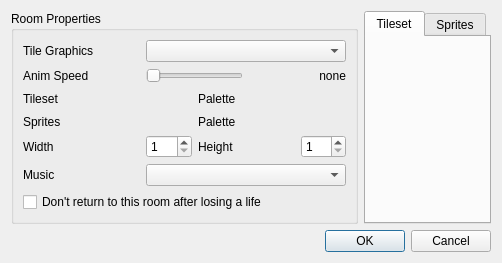
Qt form src/propertieswindow.ui (devinacker/kale) before a commit.
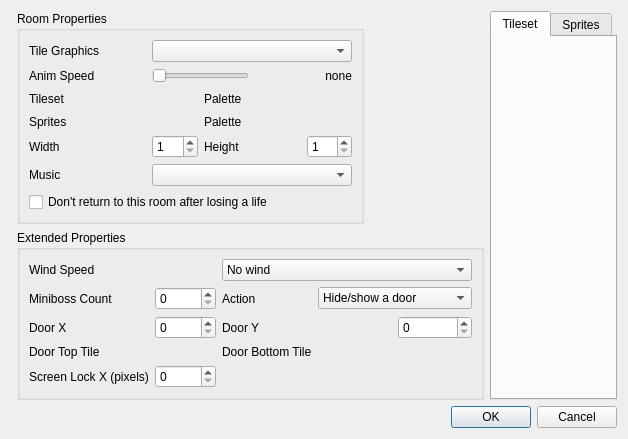
The same form after that commit. The open tabs and pages were chosen to show the change. Icons and pictures are not drawn.

Commit message: begin adding expanded level info to properties

The edit to the form file:
```diff
--- a/src/propertieswindow.ui
+++ b/src/propertieswindow.ui
@@ -6,8 +6,8 @@
    <rect>
     <x>0</x>
     <y>0</y>
-    <width>761</width>
-    <height>283</height>
+    <width>597</width>
+    <height>406</height>
    </rect>
   </property>
   <property name="sizePolicy">
@@ -30,10 +30,255 @@
    <property name="sizeConstraint">
     <enum>QLayout::SetFixedSize</enum>
    </property>
-   <item row="0" column="0">
+   <item row="2" column="0" colspan="3">
+    <widget class="QDialogButtonBox" name="buttonBox">
+     <property name="sizePolicy">
+      <sizepolicy hsizetype="MinimumExpanding" vsizetype="Fixed">
+       <horstretch>0</horstretch>
+       <verstretch>0</verstretch>
+      </sizepolicy>
+     </property>
+     <property name="orientation">
+      <enum>Qt::Horizontal</enum>
+     </property>
+     <property name="standardButtons">
+      <set>QDialogButtonBox::Cancel|QDialogButtonBox::Ok</set>
+     </property>
+    </widget>
+   </item>
+   <item row="1" column="1">
+    <widget class="QGroupBox" name="groupBox_Extra">
+     <property name="title">
+      <string>Extended Properties</string>
+     </property>
+     <layout class="QGridLayout" name="gridLayout_Extra">
+      <item row="2" column="1">
+       <widget class="QSpinBox" name="spinBox_DoorX">
+        <property name="sizePolicy">
+         <sizepolicy hsizetype="MinimumExpanding" vsizetype="Fixed">
+          <horstretch>0</horstretch>
+          <verstretch>0</verstretch>
+         </sizepolicy>
+        </property>
+        <property name="maximum">
+         <number>255</number>
+        </property>
+       </widget>
+      </item>
+      <item row="1" column="1">
+       <widget class="QSpinBox" name="spinBox">
+        <property name="sizePolicy">
+         <sizepolicy hsizetype="MinimumExpanding" vsizetype="Fixed">
+          <horstretch>0</horstretch>
+          <verstretch>0</verstretch>
+         </sizepolicy>
+        </property>
+       </widget>
+      </item>
+      <item row="2" column="2">
+       <widget class="QLabel" name="label_5">
+        <property name="text">
+         <string>Door Y</string>
+        </property>
+       </widget>
+      </item>
+      <item row="3" column="2">
+       <widget class="QLabel" name="label_7">
+        <property name="text">
+         <string>Door Bottom Tile</string>
+        </property>
+       </widget>
+      </item>
+      <item row="4" column="0">
+       <widget class="QLabel" name="label_8">
+        <property name="text">
+         <string>Screen Lock X (pixels)</string>
+        </property>
+       </widget>
+      </item>
+      <item row="0" column="1">
+       <spacer name="horizontalSpacer_3">
+        <property name="orientation">
+         <enum>Qt::Horizontal</enum>
+        </property>
+        <property name="sizeType">
+         <enum>QSizePolicy::Preferred</enum>
+        </property>
+        <property name="sizeHint" stdset="0">
+         <size>
+          <width>40</width>
+          <height>20</height>
+         </size>
+        </property>
+       </spacer>
+      </item>
+      <item row="0" column="0">
+       <widget class="QLabel" name="label">
+        <property name="text">
+         <string>Wind Speed</string>
+        </property>
+       </widget>
+      </item>
+      <item row="1" column="0">
+       <widget class="QLabel" name="label_2">
+        <property name="text">
+         <string>Miniboss Count</string>
+        </property>
+       </widget>
+      </item>
+      <item row="2" column="4">
+       <widget class="QSpinBox" name="spinBox_DoorY">
+        <property name="sizePolicy">
+         <sizepolicy hsizetype="MinimumExpanding" vsizetype="Fixed">
+          <horstretch>0</horstretch>
+          <verstretch>0</verstretch>
+         </sizepolicy>
+        </property>
+        <property name="maximum">
+         <number>255</number>
+        </property>
+       </widget>
+      </item>
+      <item row="1" column="2">
+       <widget class="QLabel" name="label_4">
+        <property name="text">
+         <string>Action</string>
+        </property>
+       </widget>
+      </item>
+      <item row="3" column="0">
+       <widget class="QLabel" name="label_6">
+        <property name="text">
+         <string>Door Top Tile</string>
+        </property>
+       </widget>
+      </item>
+      <item row="0" column="2" colspan="3">
+       <widget class="QComboBox" name="comboBox">
+        <item>
+         <property name="text">
+          <string>No wind</string>
+         </property>
+        </item>
+        <item>
+         <property name="text">
+          <string>Upward, weak</string>
+         </property>
+        </item>
+        <item>
+         <property name="text">
+          <string>Upward, normal</string>
+         </property>
+        </item>
+        <item>
+         <property name="text">
+          <string>Upward, strong</string>
+         </property>
+        </item>
+        <item>
+         <property name="text">
+          <string>Right, weak</string>
+         </property>
+        </item>
+        <item>
+         <property name="text">
+          <string>RIght, normal</string>
+         </property>
+        </item>
+        <item>
+         <property name="text">
+          <string>Right, strong</string>
+         </property>
+        </item>
+        <item>
+         <property name="text">
+          <string>Downward, weak</string>
+         </property>
+        </item>
+        <item>
+         <property name="text">
+          <string>Downward, normal</string>
+         </property>
+        </item>
+        <item>
+         <property name="text">
+          <string>Downward, strong</string>
+         </property>
+        </item>
+        <item>
+         <property name="text">
+          <string>Left, weak</string>
+         </property>
+        </item>
+        <item>
+         <property name="text">
+          <string>Left, normal</string>
+         </property>
+        </item>
+        <item>
+         <property name="text">
+          <string>Left, strong</string>
+         </property>
+        </item>
+       </widget>
+      </item>
+      <item row="4" column="1">
+       <widget class="QSpinBox" name="spinBox_ScreenLock">
+        <property name="sizePolicy">
+         <sizepolicy hsizetype="MinimumExpanding" vsizetype="Fixed">
+          <horstretch>0</horstretch>
+          <verstretch>0</verstretch>
+         </sizepolicy>
+        </property>
+        <property name="maximum">
+         <number>65535</number>
+        </property>
+        <property name="singleStep">
+         <number>16</number>
+        </property>
+       </widget>
+      </item>
+      <item row="2" column="0">
+       <widget class="QLabel" name="label_3">
+        <property name="text">
+         <string>Door X</string>
+        </property>
+       </widget>
+      </item>
+      <item row="2" column="3">
+       <spacer name="horizontalSpacer_4">
+        <property name="orientation">
+         <enum>Qt::Horizontal</enum>
+        </property>
+        <property name="sizeHint" stdset="0">
+         <size>
+          <width>40</width>
+          <height>20</height>
+         </size>
+        </property>
+       </spacer>
+      </item>
+      <item row="1" column="3" colspan="2">
+       <widget class="QComboBox" name="comboBox_2">
+        <item>
+         <property name="text">
+          <string>Hide/show a door</string>
+         </property>
+        </item>
+        <item>
+         <property name="text">
+          <string>Lock/unlock the screen</string>
+         </property>
+        </item>
+       </widget>
+      </item>
+     </layout>
+    </widget>
+   </item>
+   <item row="0" column="1">
     <widget class="QGroupBox" name="groupBox_Level">
      <property name="sizePolicy">
-      <sizepolicy hsizetype="MinimumExpanding" vsizetype="Preferred">
+      <sizepolicy hsizetype="Expanding" vsizetype="Preferred">
        <horstretch>0</horstretch>
        <verstretch>0</verstretch>
       </sizepolicy>
@@ -54,141 +299,35 @@
       <property name="sizeConstraint">
        <enum>QLayout::SetFixedSize</enum>
       </property>
-      <item row="0" column="1">
-       <spacer name="horizontalSpacer">
+      <item row="2" column="3">
+       <widget class="QLabel" name="label_TilePalette">
+        <property name="sizePolicy">
+         <sizepolicy hsizetype="MinimumExpanding" vsizetype="Preferred">
+          <horstretch>0</horstretch>
+          <verstretch>0</verstretch>
+         </sizepolicy>
+        </property>
+        <property name="text">
+         <string>Palette</string>
+        </property>
+       </widget>
+      </item>
+      <item row="1" column="2" colspan="2">
+       <widget class="QSlider" name="slider_AnimSpeed">
+        <property name="sizePolicy">
+         <sizepolicy hsizetype="MinimumExpanding" vsizetype="Fixed">
+          <horstretch>0</horstretch>
+          <verstretch>0</verstretch>
+         </sizepolicy>
+        </property>
+        <property name="maximum">
+         <number>32</number>
+        </property>
+        <property name="pageStep">
+         <number>2</number>
+        </property>
         <property name="orientation">
          <enum>Qt::Horizontal</enum>
-        </property>
-        <property name="sizeType">
-         <enum>QSizePolicy::MinimumExpanding</enum>
-        </property>
-        <property name="sizeHint" stdset="0">
-         <size>
-          <width>40</width>
-          <height>20</height>
-         </size>
-        </property>
-       </spacer>
-      </item>
-      <item row="2" column="0">
-       <widget class="QLabel" name="label_Tileset">
-        <property name="sizePolicy">
-         <sizepolicy hsizetype="MinimumExpanding" vsizetype="Preferred">
-          <horstretch>0</horstretch>
-          <verstretch>0</verstretch>
-         </sizepolicy>
-        </property>
-        <property name="text">
-         <string>Tileset</string>
-        </property>
-       </widget>
-      </item>
-      <item row="3" column="3">
-       <widget class="QLabel" name="label_SpritePalette">
-        <property name="sizePolicy">
-         <sizepolicy hsizetype="MinimumExpanding" vsizetype="Preferred">
-          <horstretch>0</horstretch>
-          <verstretch>0</verstretch>
-         </sizepolicy>
-        </property>
-        <property name="text">
-         <string>Palette</string>
-        </property>
-       </widget>
-      </item>
-      <item row="5" column="2" colspan="4">
-       <widget class="QComboBox" name="comboBox_Music">
-        <property name="sizePolicy">
-         <sizepolicy hsizetype="MinimumExpanding" vsizetype="Fixed">
-          <horstretch>0</horstretch>
-          <verstretch>0</verstretch>
-         </sizepolicy>
-        </property>
-        <property name="sizeAdjustPolicy">
-         <enum>QComboBox::AdjustToContentsOnFirstShow</enum>
-        </property>
-       </widget>
-      </item>
-      <item row="5" column="0">
-       <widget class="QLabel" name="label_Music">
-        <property name="sizePolicy">
-         <sizepolicy hsizetype="MinimumExpanding" vsizetype="Preferred">
-          <horstretch>0</horstretch>
-          <verstretch>0</verstretch>
-         </sizepolicy>
-        </property>
-        <property name="text">
-         <string>Music</string>
-        </property>
-       </widget>
-      </item>
-      <item row="4" column="0">
-       <widget class="QLabel" name="label_Width">
-        <property name="sizePolicy">
-         <sizepolicy hsizetype="MinimumExpanding" vsizetype="Preferred">
-          <horstretch>0</horstretch>
-          <verstretch>0</verstretch>
-         </sizepolicy>
-        </property>
-        <property name="text">
-         <string>Width</string>
-        </property>
-       </widget>
-      </item>
-      <item row="4" column="2">
-       <widget class="QSpinBox" name="spinBox_Width">
-        <property name="sizePolicy">
-         <sizepolicy hsizetype="MinimumExpanding" vsizetype="Fixed">
-          <horstretch>0</horstretch>
-          <verstretch>0</verstretch>
-         </sizepolicy>
-        </property>
-        <property name="suffix">
-         <string/>
-        </property>
-        <property name="minimum">
-         <number>1</number>
-        </property>
-        <property name="maximum">
-         <number>16</number>
-        </property>
-       </widget>
-      </item>
-      <item row="0" column="2" colspan="4">
-       <widget class="QComboBox" name="comboBox_TileGFX">
-        <property name="sizePolicy">
-         <sizepolicy hsizetype="MinimumExpanding" vsizetype="Fixed">
-          <horstretch>0</horstretch>
-          <verstretch>0</verstretch>
-         </sizepolicy>
-        </property>
-        <property name="minimumSize">
-         <size>
-          <width>200</width>
-          <height>0</height>
-         </size>
-        </property>
-        <property name="sizeAdjustPolicy">
-         <enum>QComboBox::AdjustToContentsOnFirstShow</enum>
-        </property>
-       </widget>
-      </item>
-      <item row="4" column="5">
-       <widget class="QSpinBox" name="spinBox_Height">
-        <property name="sizePolicy">
-         <sizepolicy hsizetype="MinimumExpanding" vsizetype="Fixed">
-          <horstretch>0</horstretch>
-          <verstretch>0</verstretch>
-         </sizepolicy>
-        </property>
-        <property name="suffix">
-         <string/>
-        </property>
-        <property name="minimum">
-         <number>1</number>
-        </property>
-        <property name="maximum">
-         <number>16</number>
         </property>
        </widget>
       </item>
@@ -218,19 +357,6 @@
         </property>
        </widget>
       </item>
-      <item row="2" column="3">
-       <widget class="QLabel" name="label_TilePalette">
-        <property name="sizePolicy">
-         <sizepolicy hsizetype="MinimumExpanding" vsizetype="Preferred">
-          <horstretch>0</horstretch>
-          <verstretch>0</verstretch>
-         </sizepolicy>
-        </property>
-        <property name="text">
-         <string>Palette</string>
-        </property>
-       </widget>
-      </item>
       <item row="1" column="0">
        <widget class="QLabel" name="label_AnimSpeed">
         <property name="sizePolicy">
@@ -244,25 +370,6 @@
         </property>
        </widget>
       </item>
-      <item row="1" column="2" colspan="2">
-       <widget class="QSlider" name="slider_AnimSpeed">
-        <property name="sizePolicy">
-         <sizepolicy hsizetype="MinimumExpanding" vsizetype="Fixed">
-          <horstretch>0</horstretch>
-          <verstretch>0</verstretch>
-         </sizepolicy>
-        </property>
-        <property name="maximum">
-         <number>32</number>
-        </property>
-        <property name="pageStep">
-         <number>2</number>
-        </property>
-        <property name="orientation">
-         <enum>Qt::Horizontal</enum>
-        </property>
-       </widget>
-      </item>
       <item row="1" column="4" colspan="2">
        <widget class="QLabel" name="label_FrameLength">
         <property name="sizePolicy">
@@ -279,30 +386,8 @@
         </property>
        </widget>
       </item>
-      <item row="2" column="4">
-       <spacer name="horizontalSpacer_2">
-        <property name="orientation">
-         <enum>Qt::Horizontal</enum>
-        </property>
-        <property name="sizeType">
-         <enum>QSizePolicy::MinimumExpanding</enum>
-        </property>
-        <property name="sizeHint" stdset="0">
-         <size>
-          <width>40</width>
-          <height>20</height>
-         </size>
-        </property>
-       </spacer>
-      </item>
       <item row="0" column="0">
        <widget class="QLabel" name="label_TileGFX">
-        <property name="sizePolicy">
-         <sizepolicy hsizetype="MinimumExpanding" vsizetype="Preferred">
-          <horstretch>0</horstretch>
-          <verstretch>0</verstretch>
-         </sizepolicy>
-        </property>
         <property name="text">
          <string>Tile Graphics</string>
         </property>
@@ -315,26 +400,152 @@
         </property>
        </widget>
       </item>
+      <item row="2" column="4">
+       <spacer name="horizontalSpacer_2">
+        <property name="orientation">
+         <enum>Qt::Horizontal</enum>
+        </property>
+        <property name="sizeType">
+         <enum>QSizePolicy::MinimumExpanding</enum>
+        </property>
+        <property name="sizeHint" stdset="0">
+         <size>
+          <width>40</width>
+          <height>20</height>
+         </size>
+        </property>
+       </spacer>
+      </item>
+      <item row="0" column="1">
+       <spacer name="horizontalSpacer">
+        <property name="orientation">
+         <enum>Qt::Horizontal</enum>
+        </property>
+        <property name="sizeType">
+         <enum>QSizePolicy::MinimumExpanding</enum>
+        </property>
+        <property name="sizeHint" stdset="0">
+         <size>
+          <width>40</width>
+          <height>20</height>
+         </size>
+        </property>
+       </spacer>
+      </item>
+      <item row="5" column="2" colspan="4">
+       <widget class="QComboBox" name="comboBox_Music">
+        <property name="sizeAdjustPolicy">
+         <enum>QComboBox::AdjustToContentsOnFirstShow</enum>
+        </property>
+       </widget>
+      </item>
+      <item row="5" column="0">
+       <widget class="QLabel" name="label_Music">
+        <property name="sizePolicy">
+         <sizepolicy hsizetype="MinimumExpanding" vsizetype="Preferred">
+          <horstretch>0</horstretch>
+          <verstretch>0</verstretch>
+         </sizepolicy>
+        </property>
+        <property name="text">
+         <string>Music</string>
+        </property>
+       </widget>
+      </item>
+      <item row="3" column="3">
+       <widget class="QLabel" name="label_SpritePalette">
+        <property name="sizePolicy">
+         <sizepolicy hsizetype="MinimumExpanding" vsizetype="Preferred">
+          <horstretch>0</horstretch>
+          <verstretch>0</verstretch>
+         </sizepolicy>
+        </property>
+        <property name="text">
+         <string>Palette</string>
+        </property>
+       </widget>
+      </item>
+      <item row="2" column="0">
+       <widget class="QLabel" name="label_Tileset">
+        <property name="sizePolicy">
+         <sizepolicy hsizetype="MinimumExpanding" vsizetype="Preferred">
+          <horstretch>0</horstretch>
+          <verstretch>0</verstretch>
+         </sizepolicy>
+        </property>
+        <property name="text">
+         <string>Tileset</string>
+        </property>
+       </widget>
+      </item>
+      <item row="4" column="0">
+       <widget class="QLabel" name="label_Width">
+        <property name="sizePolicy">
+         <sizepolicy hsizetype="MinimumExpanding" vsizetype="Preferred">
+          <horstretch>0</horstretch>
+          <verstretch>0</verstretch>
+         </sizepolicy>
+        </property>
+        <property name="text">
+         <string>Width</string>
+        </property>
+       </widget>
+      </item>
+      <item row="4" column="2">
+       <widget class="QSpinBox" name="spinBox_Width">
+        <property name="sizePolicy">
+         <sizepolicy hsizetype="MinimumExpanding" vsizetype="Fixed">
+          <horstretch>0</horstretch>
+          <verstretch>0</verstretch>
+         </sizepolicy>
+        </property>
+        <property name="suffix">
+         <string/>
+        </property>
+        <property name="minimum">
+         <number>1</number>
+        </property>
+        <property name="maximum">
+         <number>16</number>
+        </property>
+       </widget>
+      </item>
+      <item row="4" column="5">
+       <widget class="QSpinBox" name="spinBox_Height">
+        <property name="sizePolicy">
+         <sizepolicy hsizetype="MinimumExpanding" vsizetype="Fixed">
+          <horstretch>0</horstretch>
+          <verstretch>0</verstretch>
+         </sizepolicy>
+        </property>
+        <property name="suffix">
+         <string/>
+        </property>
+        <property name="minimum">
+         <number>1</number>
+        </property>
+        <property name="maximum">
+         <number>16</number>
+        </property>
+       </widget>
+      </item>
+      <item row="0" column="2" colspan="4">
+       <widget class="QComboBox" name="comboBox_TileGFX">
+        <property name="minimumSize">
+         <size>
+          <width>200</width>
+          <height>0</height>
+         </size>
+        </property>
+        <property name="sizeAdjustPolicy">
+         <enum>QComboBox::AdjustToContentsOnFirstShow</enum>
+        </property>
+       </widget>
+      </item>
      </layout>
     </widget>
    </item>
-   <item row="1" column="0" colspan="2">
-    <widget class="QDialogButtonBox" name="buttonBox">
-     <property name="sizePolicy">
-      <sizepolicy hsizetype="MinimumExpanding" vsizetype="Fixed">
-       <horstretch>0</horstretch>
-       <verstretch>0</verstretch>
-      </sizepolicy>
-     </property>
-     <property name="orientation">
-      <enum>Qt::Horizontal</enum>
-     </property>
-     <property name="standardButtons">
-      <set>QDialogButtonBox::Cancel|QDialogButtonBox::Ok</set>
-     </property>
-    </widget>
-   </item>
-   <item row="0" column="1">
+   <item row="0" column="2" rowspan="2">
     <widget class="QTabWidget" name="tabWidget">
      <property name="sizePolicy">
       <sizepolicy hsizetype="Preferred" vsizetype="Preferred">
```
Left out of the diff: 18 changed lines with no effect on the pictures. The commit also changes 2 other files.
